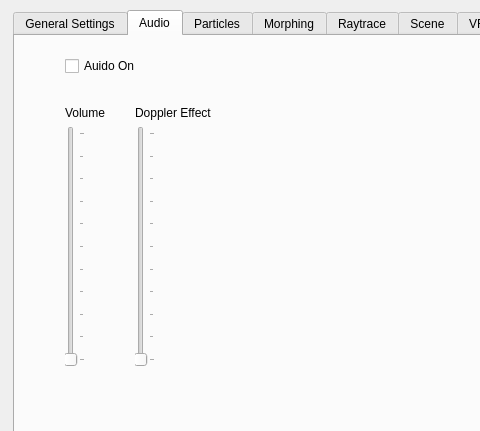
Before: the Qt Designer form src/Qt/mainwindow.ui in UMLComputerGraphics/GraphicsProject, drawn with Qt 5; both pictures show x 0 to 480 and y 0 to 431 of the 627 by 683 pixel window.
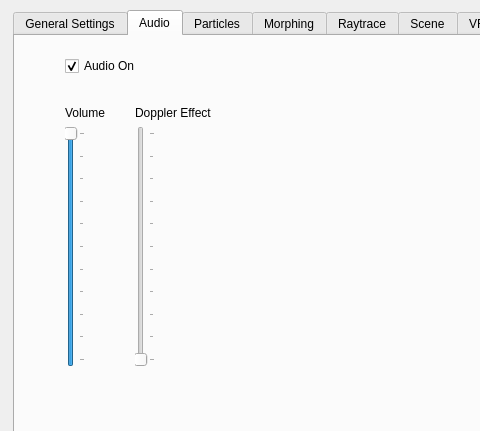
After: the same form once the commit is applied. The open tabs and pages were chosen to show the change.

Commit message: Volume controls integrated into UI

What changed in the file:
```diff
--- a/src/Qt/mainwindow.ui
+++ b/src/Qt/mainwindow.ui
@@ -428,7 +428,10 @@
        </rect>
       </property>
       <property name="text">
-       <string>Auido On</string>
+       <string>Audio On</string>
+      </property>
+      <property name="checked">
+       <bool>true</bool>
       </property>
       <property name="tristate">
        <bool>false</bool>
@@ -488,6 +491,9 @@
          <property name="maximum">
           <number>100</number>
          </property>
+         <property name="sliderPosition">
+          <number>100</number>
+         </property>
          <property name="orientation">
           <enum>Qt::Vertical</enum>
          </property>
```
Left out of the diff: 4 changed lines with no effect on the pictures. The commit also changes 5 other files.
